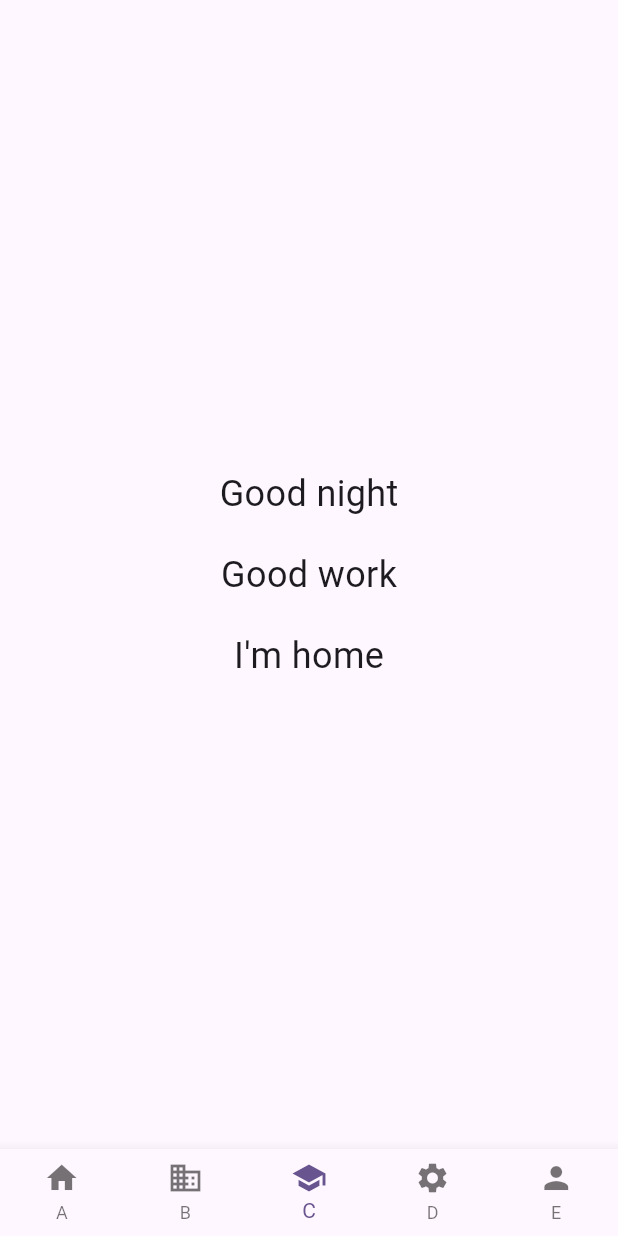
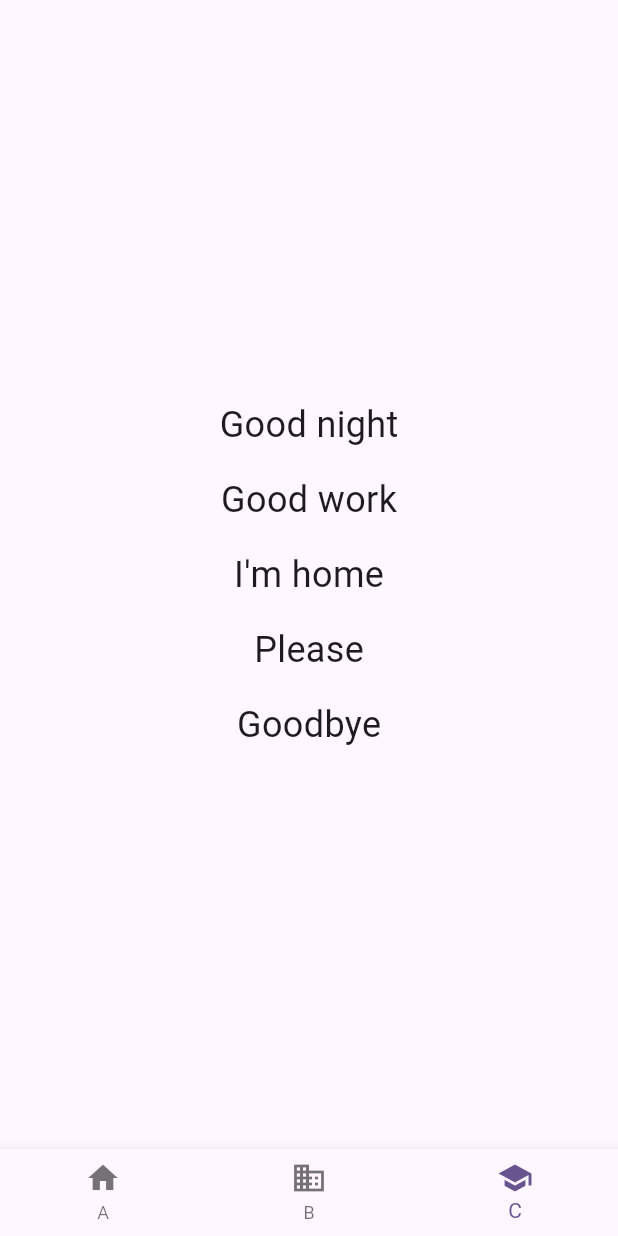
Before and after one commit to tks-00/sample_l10n_key_preview, a Flutter app: the screen it shows after launch, item 3 of the bottom bar chosen, on a phone screen of 412 x 824 dp. Run offline on Flutter 3.47's test engine with Material 3 defaults, Android fonts, the phone set to English and light mode, and no system bars; our stand-ins replace gap; generated files the repository leaves out were written again.

Commit message:
refactor: 共通ウィジェットの削除とナビゲーション構造の簡素化
- LocalizedTextGroupウィジェットを削除し、各画面で直接Columnとテキスト要素を使用するように変更
- 不要なサンプル画面（D, E）を削除し、ボトムナビゲーションを3項目に簡素化

```diff
--- a/lib/common/bottom_navigation.dart
+++ b/lib/common/bottom_navigation.dart
@@ -2,8 +2,6 @@ import 'package:flutter/material.dart';
 import 'package:sample_l10n_key_preview/sample_a/sample_a_screen.dart';
 import 'package:sample_l10n_key_preview/sample_b/sample_b_screen.dart';
 import 'package:sample_l10n_key_preview/sample_c/sample_c_screen.dart';
-import 'package:sample_l10n_key_preview/sample_d/sample_d_screen.dart';
-import 'package:sample_l10n_key_preview/sample_e/sample_e_screen.dart';
 
 class BottomNavigation extends StatefulWidget {
   const BottomNavigation({super.key});
@@ -19,8 +17,6 @@ class _BottomNavigationState extends State<BottomNavigation> {
     SampleAScreen(),
     SampleBScreen(),
     SampleCScreen(),
-    SampleDScreen(),
-    SampleEScreen(),
   ];
 
   void _onItemTapped(int index) {
@@ -39,8 +35,6 @@ class _BottomNavigationState extends State<BottomNavigation> {
           BottomNavigationBarItem(icon: Icon(Icons.home), label: 'A'),
           BottomNavigationBarItem(icon: Icon(Icons.business), label: 'B'),
           BottomNavigationBarItem(icon: Icon(Icons.school), label: 'C'),
-          BottomNavigationBarItem(icon: Icon(Icons.settings), label: 'D'),
-          BottomNavigationBarItem(icon: Icon(Icons.person), label: 'E'),
         ],
         currentIndex: _selectedIndex,
         onTap: _onItemTapped,
--- a/lib/common/localized_text_group.dart
+++ /dev/null
@@ -1,33 +0,0 @@
-import 'package:flutter/material.dart';
-import 'package:gap/gap.dart';
-
-/// 複数のテキストを縦に並べて表示する共通ウィジェット
-class LocalizedTextGroup extends StatelessWidget {
-  /// 表示するテキストのリスト
-  final List<String> texts;
-
-  /// テキストのスタイル（オプション）
-  final TextStyle? textStyle;
-
-  /// テキスト間のギャップサイズ
-  final double gapSize;
-
-  const LocalizedTextGroup({
-    super.key,
-    required this.texts,
-    this.textStyle = const TextStyle(fontSize: 24),
-    this.gapSize = 20,
-  });
-
-  @override
-  Widget build(BuildContext context) {
-    return Column(
-      mainAxisAlignment: MainAxisAlignment.center,
-      children:
-          texts
-              .expand((text) => [Text(text, style: textStyle), Gap(gapSize)])
-              .toList()
-            ..removeLast(),
-    );
-  }
-}
--- a/lib/sample_c/sample_c_screen.dart
+++ b/lib/sample_c/sample_c_screen.dart
@@ -1,6 +1,6 @@
 import 'package:flutter/material.dart';
 import 'package:flutter_gen/gen_l10n/app_localizations.dart';
-import 'package:sample_l10n_key_preview/common/localized_text_group.dart';
+import 'package:gap/gap.dart'; // Gapパッケージをインポート
 
 class SampleCScreen extends StatelessWidget {
   const SampleCScreen({super.key});
@@ -9,9 +9,24 @@ class SampleCScreen extends StatelessWidget {
   Widget build(BuildContext context) {
     final l10n = AppLocalizations.of(context)!;
 
+    // テキストスタイルとGapを変数として定義
+    const textStyle = TextStyle(fontSize: 24);
+    const gap = Gap(16);
+
     return Center(
-      child: LocalizedTextGroup(
-        texts: [l10n.goodNight, l10n.goodWork, l10n.imHome],
+      child: Column(
+        mainAxisAlignment: MainAxisAlignment.center,
+        children: [
+          Text(l10n.goodNight, style: textStyle),
+          gap,
+          Text(l10n.goodWork, style: textStyle),
+          gap,
+          Text(l10n.imHome, style: textStyle),
+          gap,
+          Text(l10n.please, style: textStyle),
+          gap,
+          Text(l10n.goodbye, style: textStyle),
+        ],
       ),
     );
   }
```
Also changed, not shown: lib/sample_a/sample_a_screen.dart (+17 -3 lines), lib/sample_b/sample_b_screen.dart (+17 -3 lines), lib/sample_d/sample_d_screen.dart (deleted, +0 -18 lines), lib/sample_e/sample_e_screen.dart (deleted, +0 -16 lines).
